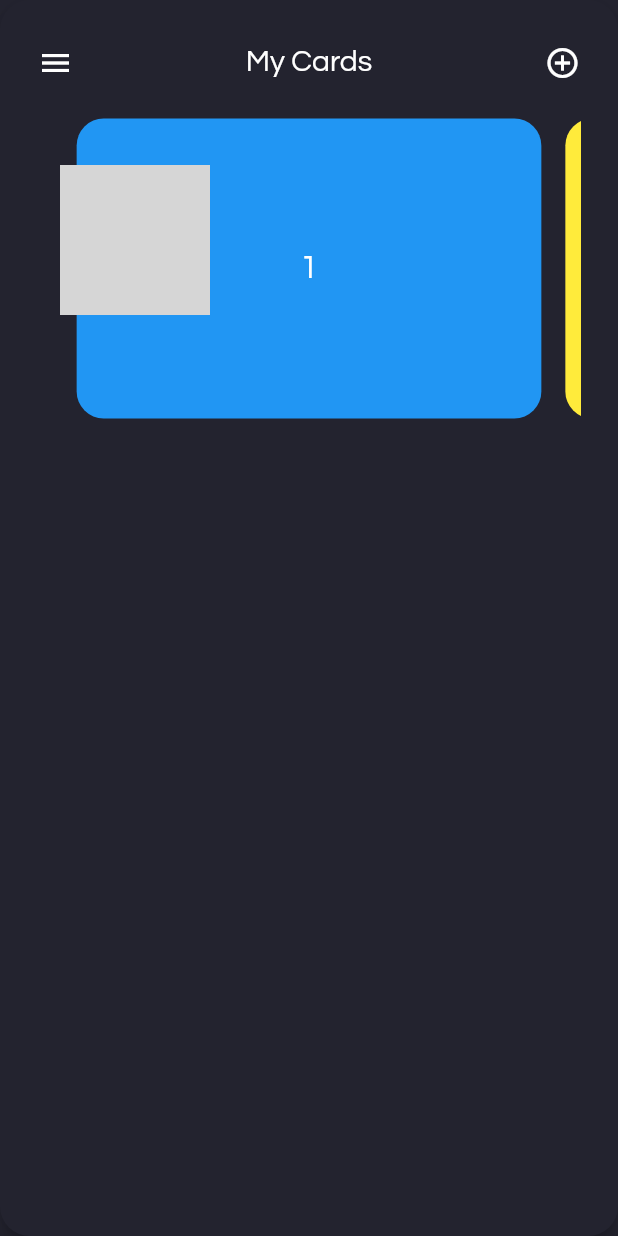
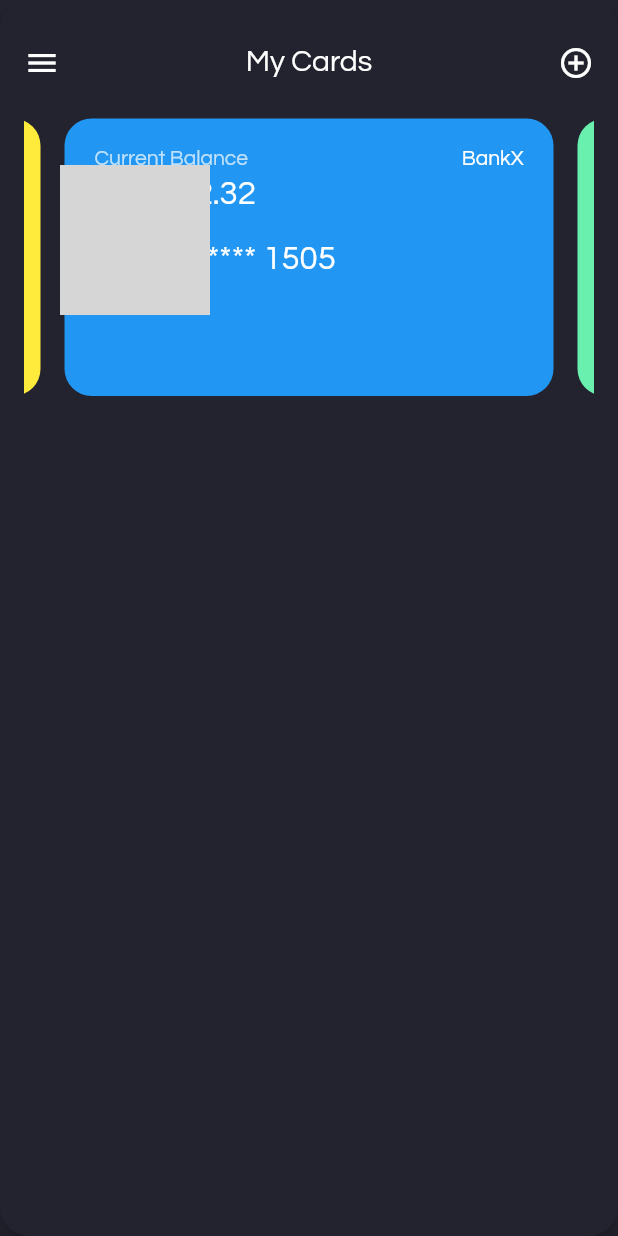
Before and after one commit to JAtoms/Flutter_Menu, a Flutter app: the screen it shows after launch, on a phone screen of 412 x 824 dp. Run offline on Flutter 3.47's test engine with Material 2 defaults, Android fonts, the light colour scheme and no system bars; network calls fail; grey boxes are pictures that could not be loaded.

Commit message:
Added card structure

```diff
--- a/lib/dashboard/menu_dashboard_layout.dart
+++ b/lib/dashboard/menu_dashboard_layout.dart
@@ -54,9 +54,7 @@ class _MenuDashBoardState extends State<MenuDashBoard> {
                   'Roger Hoffman',
                   style: TextStyle(color: Colors.white, fontSize: 25),
                 ),
-                SizedBox(
-                  height: 6,
-                ),
+                SizedBox(height: 6),
                 Text(
                   'San Francisco, CA',
                   style: TextStyle(
@@ -64,9 +62,7 @@ class _MenuDashBoardState extends State<MenuDashBoard> {
                       fontSize: 18,
                       fontWeight: FontWeight.w200),
                 ),
-                SizedBox(
-                  height: 60,
-                ),
+                SizedBox(height: 60),
 
                 // MenuItem - Dashboard
                 MenuItem(
@@ -77,9 +73,7 @@ class _MenuDashBoardState extends State<MenuDashBoard> {
                     color: Colors.white,
                   ),
                 ),
-                SizedBox(
-                  height: 20,
-                ),
+                SizedBox(height: 20),
 
                 // MenuItem - Message
                 MenuItem(
@@ -91,9 +85,7 @@ class _MenuDashBoardState extends State<MenuDashBoard> {
                     color: Colors.white54,
                   ),
                 ),
-                SizedBox(
-                  height: 20,
-                ),
+                SizedBox(height: 20),
 
                 // MenuItem - Utility bills
                 MenuItem(
@@ -105,9 +97,7 @@ class _MenuDashBoardState extends State<MenuDashBoard> {
                     color: Colors.white54,
                   ),
                 ),
-                SizedBox(
-                  height: 20,
-                ),
+                SizedBox(height: 20),
 
                 // MenuItem - Funds Transfer
                 MenuItem(
@@ -119,9 +109,7 @@ class _MenuDashBoardState extends State<MenuDashBoard> {
                     color: Colors.white54,
                   ),
                 ),
-                SizedBox(
-                  height: 20,
-                ),
+                SizedBox(height: 20),
 
                 // MenuItem - Funds Transfer
                 MenuItem(
@@ -133,9 +121,7 @@ class _MenuDashBoardState extends State<MenuDashBoard> {
                     color: Colors.white54,
                   ),
                 ),
-                SizedBox(
-                  height: 20,
-                ),
+                SizedBox(height: 20),
               ],
             ),
             Padding(
@@ -174,7 +160,7 @@ class _MenuDashBoardState extends State<MenuDashBoard> {
           elevation: 6,
           borderRadius: BorderRadius.circular(20),
           child: Padding(
-            padding: const EdgeInsets.symmetric(horizontal: 25, vertical: 30),
+            padding: const EdgeInsets.symmetric(horizontal: 16, vertical: 30),
             child: Column(
               children: [
                 Row(
@@ -198,11 +184,12 @@ class _MenuDashBoardState extends State<MenuDashBoard> {
                   ],
                 ),
                 Container(
-                  height: 250,
+                  height: 235,
                   child: Container(
                     height: 225,
                     child: PageView(
-                      controller: PageController(viewportFraction: 0.9),
+                      controller:
+                          PageController(initialPage: 1, viewportFraction: 0.9),
                       pageSnapping: true,
                       scrollDirection: Axis.horizontal,
                       onPageChanged: (int index) {
@@ -216,13 +203,13 @@ class _MenuDashBoardState extends State<MenuDashBoard> {
                         CardWidget(
                           index1: _index,
                           index2: _index,
-                          color: Colors.blue,
+                          color: Colors.yellow,
                           text: '1',
                         ),
                         CardWidget(
                           index1: _index,
                           index2: _index,
-                          color: Colors.yellow,
+                          color: Colors.blue,
                           text: '2',
                         ),
                         CardWidget(
@@ -339,12 +326,48 @@ class _CardWidgetState extends State<CardWidget> {
               //       offset: Offset(-2.0, 2.0))
               // ],
             ),
-          child: Center(
+            child: Padding(
+              padding: const EdgeInsets.symmetric(horizontal: 20, vertical: 20),
+              child: Column(
+                crossAxisAlignment: CrossAxisAlignment.start,
+                children: [
+                  Row(
+                    mainAxisAlignment: MainAxisAlignment.spaceBetween,
+                    children: [
+                      Text(
+                        'Current Balance',
+                        style: TextStyle(color: Colors.white70),
+                      ),
+                      Align(
                         child: Text(
-              widget.text,
+                          'BankX',
+                          style: TextStyle(
+                            color: Colors.white,
+                            fontWeight: FontWeight.w500,
+                          ),
+                        ),
+                      ),
+                    ],
+                  ),
+                  SizedBox(height: 5),
+                  Text(
+                    '\$12,432.32',
                     style: TextStyle(color: Colors.white, fontSize: 22),
                   ),
+                  SizedBox(height: 20),
+                  Text(
+                    '**** **** **** 1505',
+                    style: TextStyle(color: Colors.white, fontSize: 22),
                   ),
+                ],
+              ),
+            )
+            // Center(
+            //   child: Text(
+            //     widget.text,
+            //     style: TextStyle(color: Colors.white, fontSize: 22),
+            //   ),
+            // ),
             ),
       ),
     );
```
Lines whose indentation alone changed are shown as unchanged.
